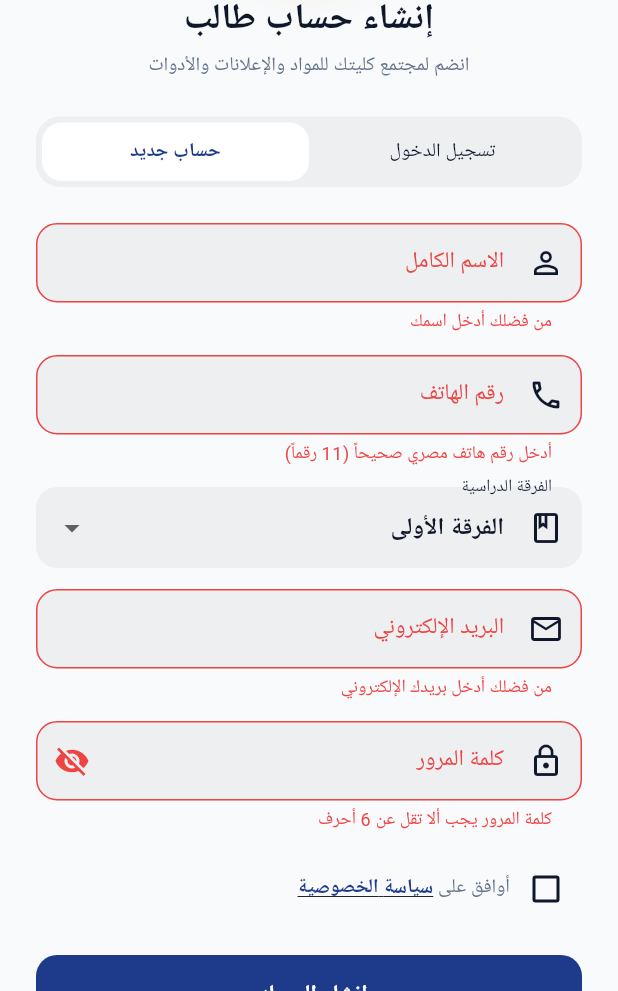
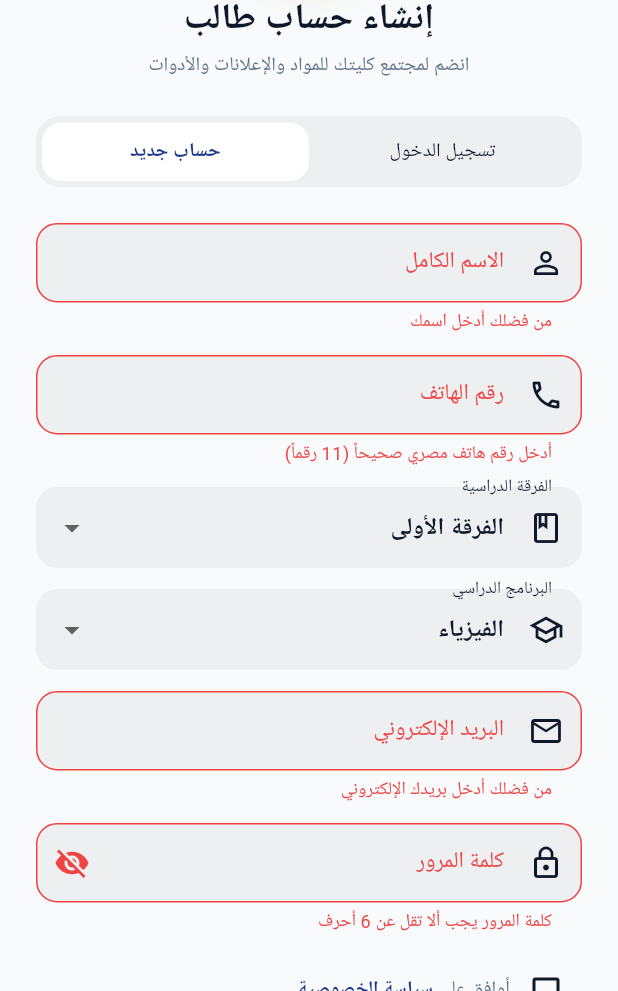
Before and after one commit to gamalzakareya6-star/GenZoo-app, a Flutter app: the screen it shows after launch, after a tap on "حساب جديد", after a tap on "إنشاء الحساب", on a phone screen of 412 x 824 dp, the part 245-1236 px from its top. Run offline on Flutter 3.47's test engine with Material 3 defaults, Android fonts, the phone set to English and light mode, and no system bars; our stand-ins replace audioplayers, cloud_firestore, file_picker, firebase_auth, firebase_core, firebase_messaging and 13 more; missing offline and left inert: background_downloader, pdfx, record; accounts and stored records are empty; Roboto replaces fonts that are missing (Cairo).

Commit message:
Add single program dropdown to registration

```diff
--- a/lib/screens/auth/login_screen.dart
+++ b/lib/screens/auth/login_screen.dart
@@ -34,6 +34,7 @@ class _LoginScreenState extends State<LoginScreen> {
       TextEditingController();
 
   String _selectedYear = AppConstants.academicYears.first;
+  String _selectedProgram = AppConstants.academicPrograms.first;
 
   @override
   void initState() {
@@ -121,6 +122,7 @@ class _LoginScreenState extends State<LoginScreen> {
         password: _passwordController.text,
         displayName: _nameController.text.trim(),
         academicYear: _selectedYear,
+        program: _selectedProgram,
         phone: normalizePhone(_phoneController.text),
       );
     } else {
@@ -428,6 +430,22 @@ class _LoginScreenState extends State<LoginScreen> {
                             },
                           ),
                           const SizedBox(height: 14),
+
+                          DropdownButtonFormField<String>(
+                            value: _selectedProgram,
+                            isExpanded: true,
+                            decoration: const InputDecoration(
+                              labelText: 'البرنامج الدراسي',
+                              prefixIcon: Icon(Icons.school_outlined),
+                            ),
+                            items: AppConstants.academicPrograms.map((program) =>
+                              DropdownMenuItem<String>(value: program, child: Text(program, overflow: TextOverflow.ellipsis))
+                            ).toList(),
+                            onChanged: (value) {
+                              if (value != null) setState(() => _selectedProgram = value);
+                            },
+                          ),
+                          const SizedBox(height: 14),
                         ],
 
                         TextFormField(
```
